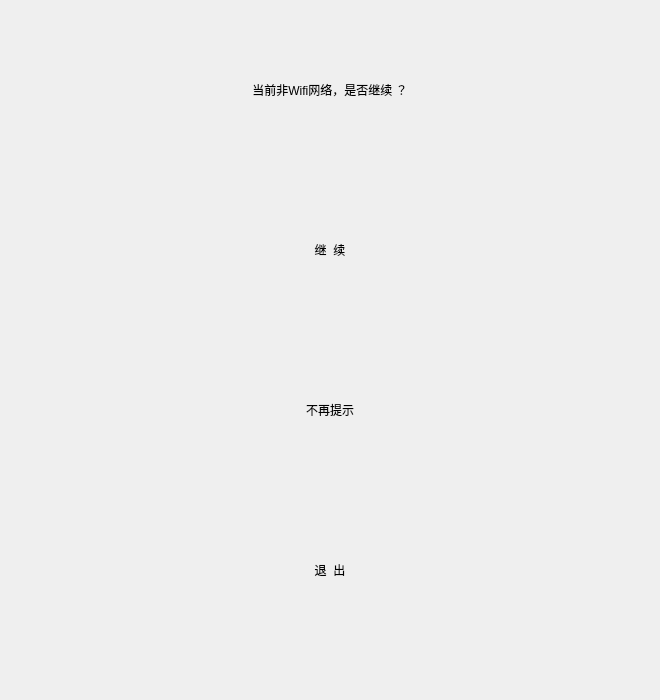
Old version of the form src/XMusic/networkWarnDlg.ui in the repository 1028417/XMusic.
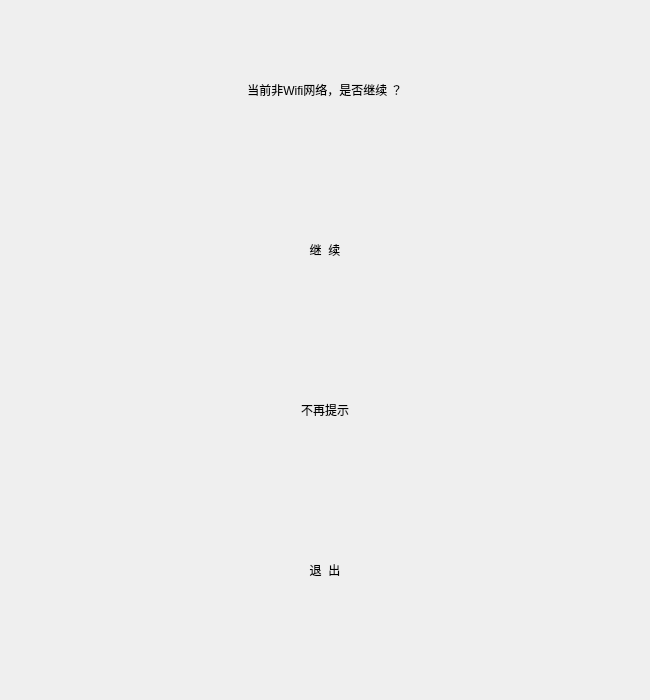
New version of the form. Custom widgets are drawn as their Qt base class.

Diff of the .ui file:
```diff
--- a/src/XMusic/networkWarnDlg.ui
+++ b/src/XMusic/networkWarnDlg.ui
@@ -6,7 +6,7 @@
    <rect>
     <x>0</x>
     <y>0</y>
-    <width>660</width>
+    <width>650</width>
     <height>700</height>
    </rect>
   </property>
@@ -18,7 +18,7 @@
     <rect>
      <x>0</x>
      <y>50</y>
-     <width>660</width>
+     <width>650</width>
      <height>80</height>
     </rect>
    </property>
@@ -34,7 +34,7 @@
     <rect>
      <x>0</x>
      <y>210</y>
-     <width>660</width>
+     <width>650</width>
      <height>80</height>
     </rect>
    </property>
@@ -50,7 +50,7 @@
     <rect>
      <x>0</x>
      <y>370</y>
-     <width>660</width>
+     <width>650</width>
      <height>80</height>
     </rect>
    </property>
@@ -66,7 +66,7 @@
     <rect>
      <x>0</x>
      <y>530</y>
-     <width>660</width>
+     <width>650</width>
      <height>80</height>
     </rect>
    </property>
```
